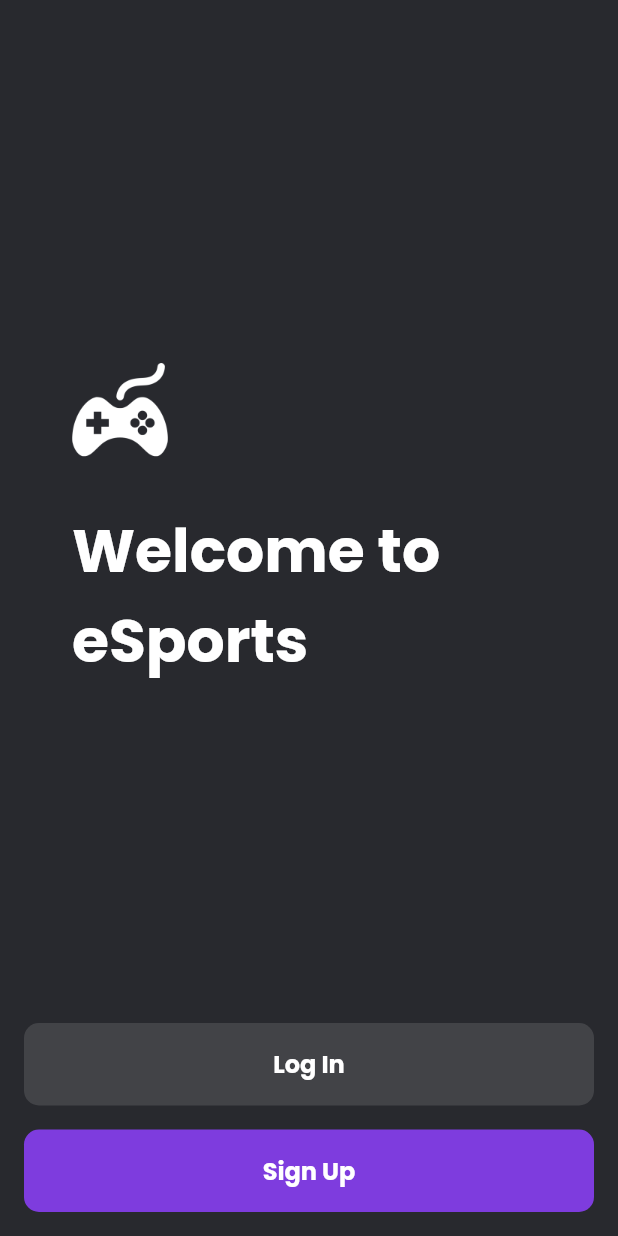
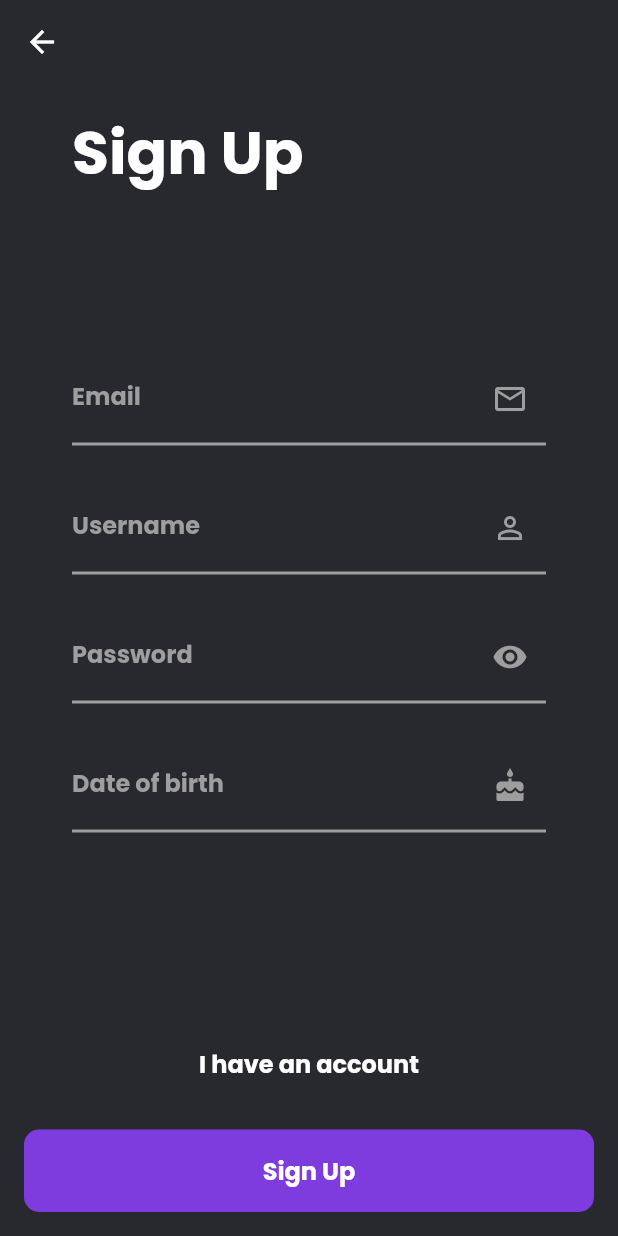
Before and after one commit to victormarques-ia/game_streaming_flutter, a Flutter app: the screen it shows after launch, after a tap on "Sign Up", on a phone screen of 412 x 824 dp. Run offline on Flutter 3.47's test engine with Material 2 defaults, Android fonts, the phone set to English and light mode, and no system bars; our stand-ins replace google_fonts.

Commit message:
feat: create Signup screen

```diff
--- /dev/null
+++ b/lib/screens/authentication/signup.dart
@@ -0,0 +1,93 @@
+import 'package:flutter/material.dart';
+import 'package:game_streaming/utils/constants.dart';
+import 'package:game_streaming/shared/rounded_button.dart';
+import 'package:game_streaming/shared/custom_field.dart';
+
+import 'package:game_streaming/screens/authentication/login.dart';
+import 'package:game_streaming/screens/authentication/master.dart';
+
+class Signup extends StatelessWidget {
+  @override
+  Widget build(BuildContext context) {
+    return Scaffold(
+      backgroundColor: kBackgroundColor,
+      resizeToAvoidBottomPadding: false,
+      appBar: AppBar(
+        backgroundColor: Colors.transparent,
+        elevation: 0,
+        leading: GestureDetector(
+          onTap: () {
+            Navigator.pop(context);
+          },
+          child: Icon(Icons.arrow_back, color: Colors.white),
+        ),
+      ),
+      body: SafeArea(
+        child: Padding(
+          padding: EdgeInsets.all(16),
+          child: Column(
+            crossAxisAlignment: CrossAxisAlignment.start,
+            children: [
+              Padding(
+                padding: EdgeInsets.symmetric(horizontal: 32),
+                child: Text(
+                  "Sign Up",
+                  style: TextStyle(
+                    color: Colors.white,
+                    fontSize: 40,
+                    fontWeight: FontWeight.bold,
+                  ),
+                ),
+              ),
+              Expanded(
+                child: Padding(
+                  padding: EdgeInsets.symmetric(horizontal: 32),
+                  child: Column(
+                    crossAxisAlignment: CrossAxisAlignment.stretch,
+                    mainAxisAlignment: MainAxisAlignment.center,
+                    children: [
+                      CustomField(
+                          label: "Email", iconData: Icons.email_outlined),
+                      CustomField(
+                          label: "Username", iconData: Icons.person_outline),
+                      CustomField(
+                          label: "Password", iconData: Icons.remove_red_eye),
+                      CustomField(label: "Date of birth", iconData: Icons.cake),
+                    ],
+                  ),
+                ),
+              ),
+              RoundedButton(
+                text: "I have an account",
+                color: Colors.transparent,
+                onPress: () {
+                  Navigator.push(
+                    context,
+                    MaterialPageRoute(
+                      builder: (context) => (Login()),
+                    ),
+                  );
+                },
+              ),
+              SizedBox(
+                height: 16,
+              ),
+              RoundedButton(
+                text: "Sign Up",
+                color: kPrimaryColor,
+                onPress: () {
+                  Navigator.push(
+                    context,
+                    MaterialPageRoute(
+                      builder: (context) => (Master()),
+                    ),
+                  );
+                },
+              ),
+            ],
+          ),
+        ),
+      ),
+    );
+  }
+}
--- a/lib/screens/authentication/welcome.dart
+++ b/lib/screens/authentication/welcome.dart
@@ -1,4 +1,6 @@
 import 'package:flutter/material.dart';
+import 'package:game_streaming/screens/authentication/login.dart';
+import 'package:game_streaming/screens/authentication/signup.dart';
 import 'package:game_streaming/utils/constants.dart';
 
 import 'package:game_streaming/shared/rounded_button.dart';
@@ -43,11 +45,27 @@ class Welcome extends StatelessWidget {
               RoundedButton(
                 text: 'Log In',
                 color: Colors.white12,
-                onPress: () {},
+                onPress: () {
+                  Navigator.push(
+                    context,
+                    MaterialPageRoute(
+                      builder: (context) => Login(),
+                    ),
+                  );
+                },
               ),
               SizedBox(height: 16),
               RoundedButton(
-                  text: "Sign Up", color: kPrimaryColor, onPress: () {}),
+                  text: "Sign Up",
+                  color: kPrimaryColor,
+                  onPress: () {
+                    Navigator.push(
+                      context,
+                      MaterialPageRoute(
+                        builder: (context) => (Signup()),
+                      ),
+                    );
+                  }),
             ],
           ),
         ),
```
Also changed, not shown: lib/screens/authentication/master.dart (added, +13 -0 lines).
